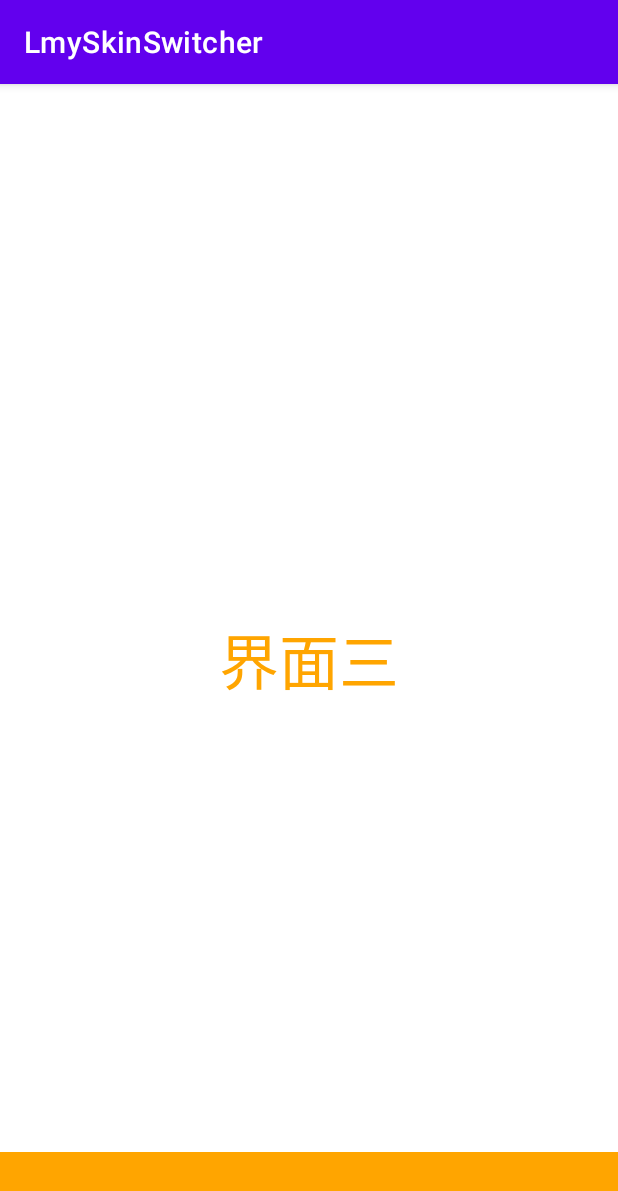
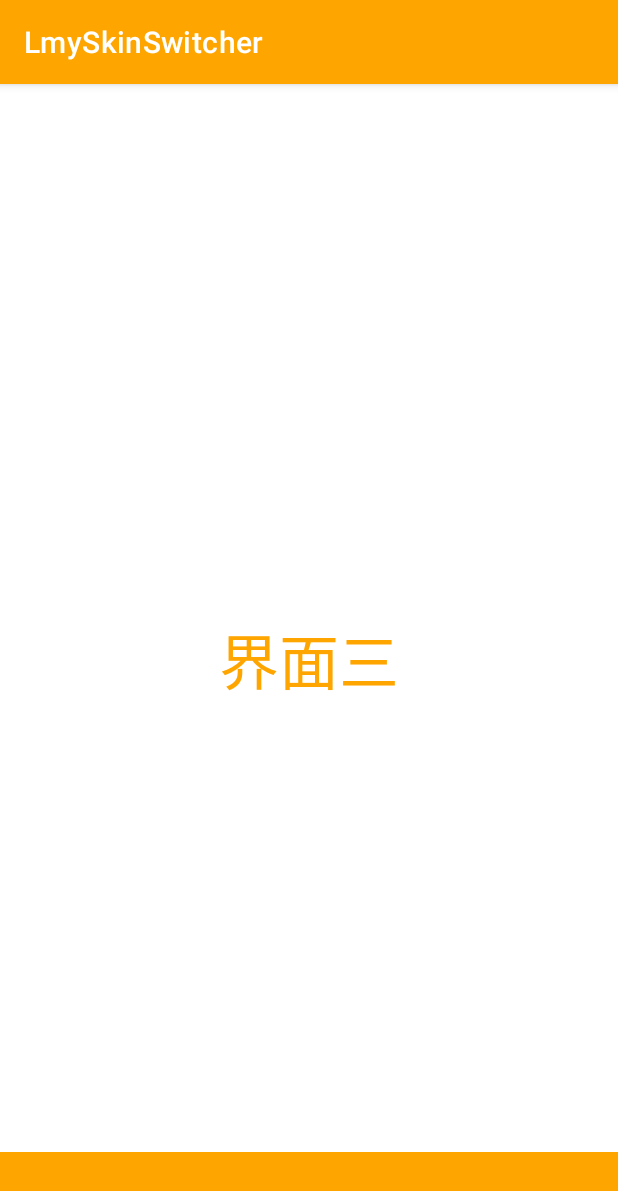
Before and after one commit to Ellen2018/LmySkinSwitcher, an Android app: the fragment FragmentThree shown on its own in the app's theme, on a phone screen of 412 x 824 dp. Shown: the top 1191 px of the screen. Run offline under Robolectric (Android 15) with nearby library versions, the phone set to English and light mode, and no system bars.

Commit message:
添加使用文档

```diff
--- a/app/src/main/res/layout/fragment_three.xml
+++ b/app/src/main/res/layout/fragment_three.xml
@@ -15,6 +15,6 @@
        android:layout_width="match_parent"
        android:layout_height="?actionBarSize"
        android:layout_alignParentBottom="true"
-       android:background="@color/main_color" />
+       android:background="?colorPrimary" />
 
 </RelativeLayout>
--- a/app/src/main/res/values/themes.xml
+++ b/app/src/main/res/values/themes.xml
@@ -2,7 +2,7 @@
     <!-- Base application theme. -->
     <style name="Theme.LmySkinSwitcher" parent="Theme.MaterialComponents.DayNight.DarkActionBar">
         <!-- Primary brand color. -->
-        <item name="colorPrimary">@color/purple_500</item>
+        <item name="colorPrimary">@color/main_color</item>
         <item name="colorPrimaryVariant">@color/purple_700</item>
         <item name="colorOnPrimary">@color/white</item>
         <!-- Secondary brand color. -->
--- a/library/src/main/java/com/yalemang/skinswitcherlibraray/LmySkin.java
+++ b/library/src/main/java/com/yalemang/skinswitcherlibraray/LmySkin.java
@@ -8,7 +8,7 @@ import java.io.File;
 public class LmySkin {
     //皮肤对应的本地路径
     protected String path;
-    //皮肤对应的名字，如果不进行设置，则为文件名
+    //皮肤对应的名字
     protected String name;
 
     public LmySkin(String name, String path) {
--- a/library/src/main/java/com/yalemang/skinswitcherlibraray/LmySkinManager.java
+++ b/library/src/main/java/com/yalemang/skinswitcherlibraray/LmySkinManager.java
@@ -65,13 +65,15 @@ public class LmySkinManager {
      */
     public void switchSkin(LmySkin lmySkin) {
         this.currentSkin = lmySkin;
-        if(!isContainsFormat(lmySkin)){
+        if(!isDefaultSkin(lmySkin)) {
+            if (!isContainsFormat(lmySkin)) {
                 //不能使用的皮肤包格式
                 throw new SkinFileFormatException();
             }
             if (!new File(lmySkin.getPath()).exists()) {
                 //皮肤包本地不存在异常，请先将皮肤包缓存到本地再切换
                 throw new SkinFileNotFoundException();
+            }
         }
         lmySkinActivityLifecycle.switchSkin();
     }
@@ -80,8 +82,16 @@ public class LmySkinManager {
      * 是否是默认皮肤
      * @return
      */
+    public boolean isDefaultSkin(LmySkin lmySkin){
+        return lmySkin.getPath().equals(getDefaultSkin().path);
+    }
+
+    /**
+     * 是否是默认皮肤
+     * @return
+     */
     public boolean isDefaultSkin(){
-        return currentSkin.equals(lmySkinSwitcherSetting.defaultSkin());
+        return currentSkin.getPath().equals(getDefaultSkin().path);
     }
 
     /**
--- a/library/src/main/java/com/yalemang/skinswitcherlibraray/bean/LmyRefreshSkin.java
+++ b/library/src/main/java/com/yalemang/skinswitcherlibraray/bean/LmyRefreshSkin.java
@@ -8,11 +8,17 @@ import android.view.View;
  * 刷新皮肤提供的实体类
  */
 public class LmyRefreshSkin {
+    //对应皮肤的资源,换肤时这个非常重要
     private Resources resources;
+    //对应过滤出的控件对象
     private View view;
+    //控件对象使用的资源id,换肤时这个非常重要
     private int resId;
+    //xml中对应的属性名，例如:background
     private String attributeName;
+    //xml中对应属性使用的value,无作用，因为笔者将其解析到resId
     private String attributeValue;
+    //XML解析过后的属性与Value值都存在在它里面了，无作用
     private AttributeSet attributeSet;
 
     public Resources getResources() {
```
Also changed, not shown: app/src/main/java/com/yalemang/skinswitcher/skin/MyLmySkinSwitcherSetting.java (+22 -0 lines), 1 other file. Lines whose indentation alone changed are shown as unchanged.
